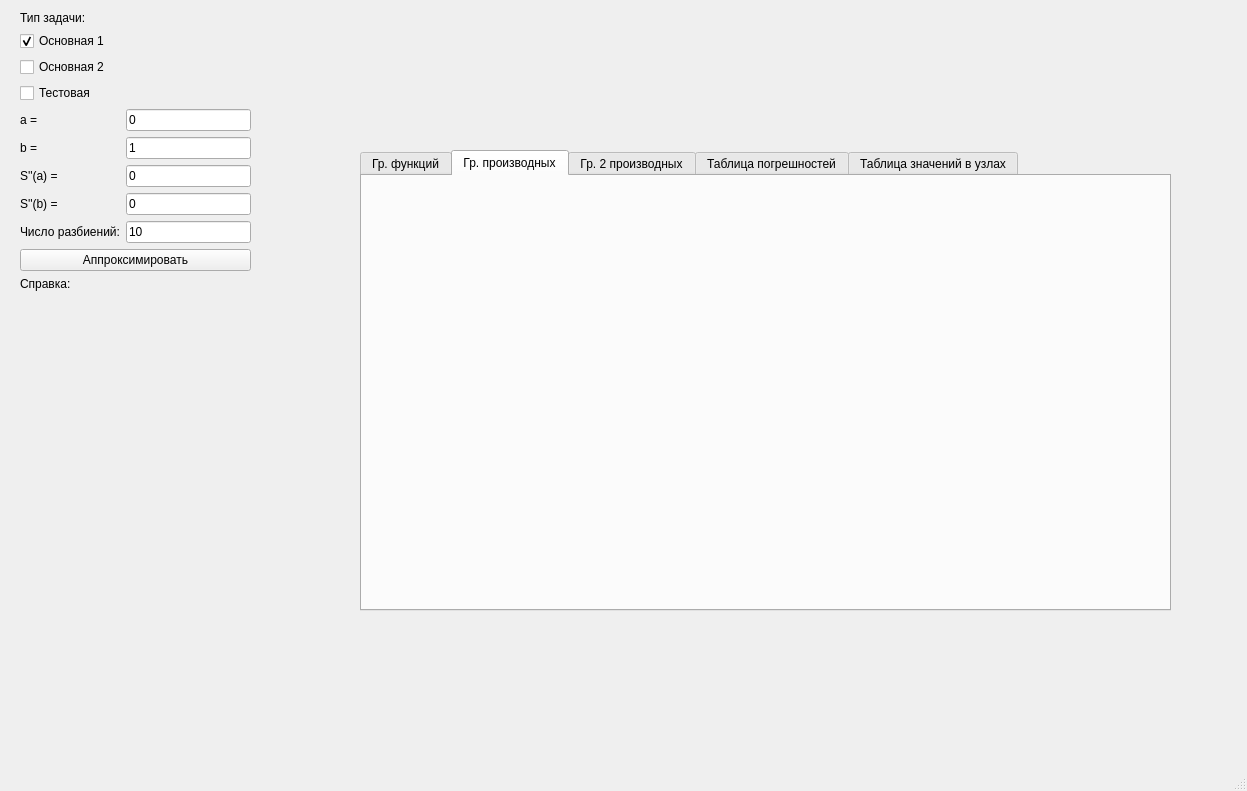
Old version of the form ui/design.ui in the repository lesnikowka/LabSpline.
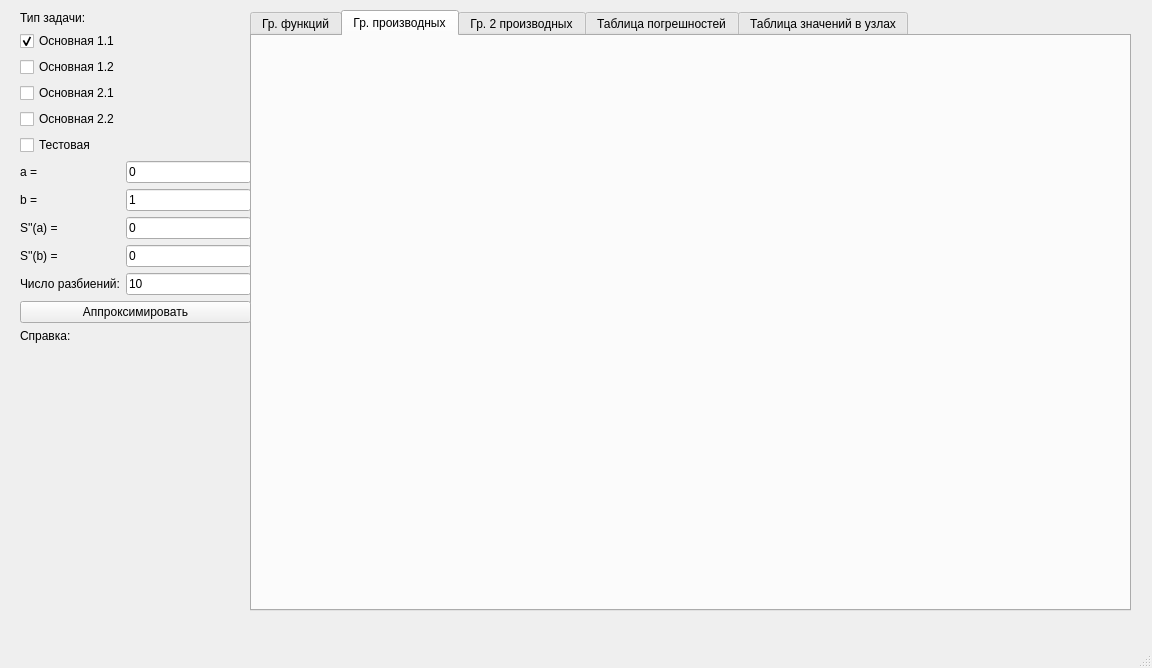
New version of the form. The open tabs and pages were chosen to show the change.

The edit to the form file:
```diff
--- a/ui/design.ui
+++ b/ui/design.ui
@@ -6,8 +6,8 @@
    <rect>
     <x>0</x>
     <y>0</y>
-    <width>1247</width>
-    <height>791</height>
+    <width>1152</width>
+    <height>668</height>
    </rect>
   </property>
   <property name="windowTitle">
@@ -17,10 +17,10 @@
    <widget class="QTabWidget" name="tabWidget">
     <property name="geometry">
      <rect>
-      <x>360</x>
-      <y>150</y>
-      <width>811</width>
-      <height>461</height>
+      <x>250</x>
+      <y>10</y>
+      <width>881</width>
+      <height>601</height>
      </rect>
     </property>
     <property name="currentIndex">
@@ -57,10 +57,10 @@
      <widget class="QLabel" name="DerPlane">
       <property name="geometry">
        <rect>
-        <x>110</x>
-        <y>50</y>
-        <width>511</width>
-        <height>301</height>
+        <x>0</x>
+        <y>0</y>
+        <width>851</width>
+        <height>561</height>
        </rect>
       </property>
       <property name="text">
@@ -143,7 +143,7 @@
      <item>
       <widget class="QCheckBox" name="isMain1">
        <property name="text">
-        <string>Основная 1</string>
+        <string>Основная 1.1</string>
        </property>
        <property name="checked">
         <bool>true</bool>
@@ -153,7 +153,21 @@
      <item>
       <widget class="QCheckBox" name="isMain2">
        <property name="text">
-        <string>Основная 2</string>
+        <string>Основная 1.2</string>
+       </property>
+      </widget>
+     </item>
+     <item>
+      <widget class="QCheckBox" name="isMain21">
+       <property name="text">
+        <string>Основная 2.1</string>
+       </property>
+      </widget>
+     </item>
+     <item>
+      <widget class="QCheckBox" name="isMain22">
+       <property name="text">
+        <string>Основная 2.2</string>
        </property>
       </widget>
      </item>
```
Left out of the diff: 36 changed lines with no effect on the pictures.
